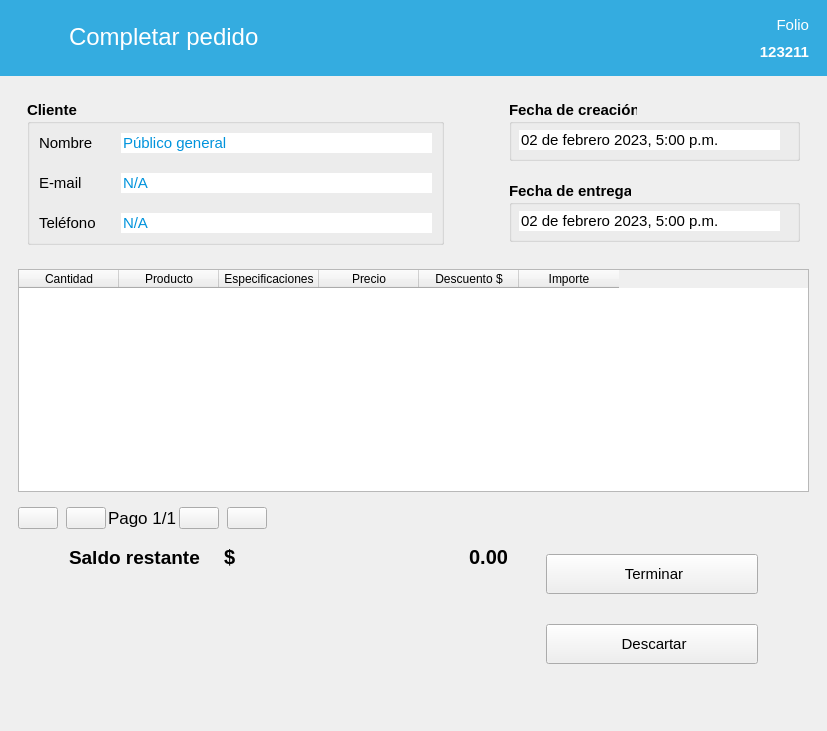
Old version of the form designer/Ui_TerminarVenta.ui in the repository ivanperez-7/printpos.
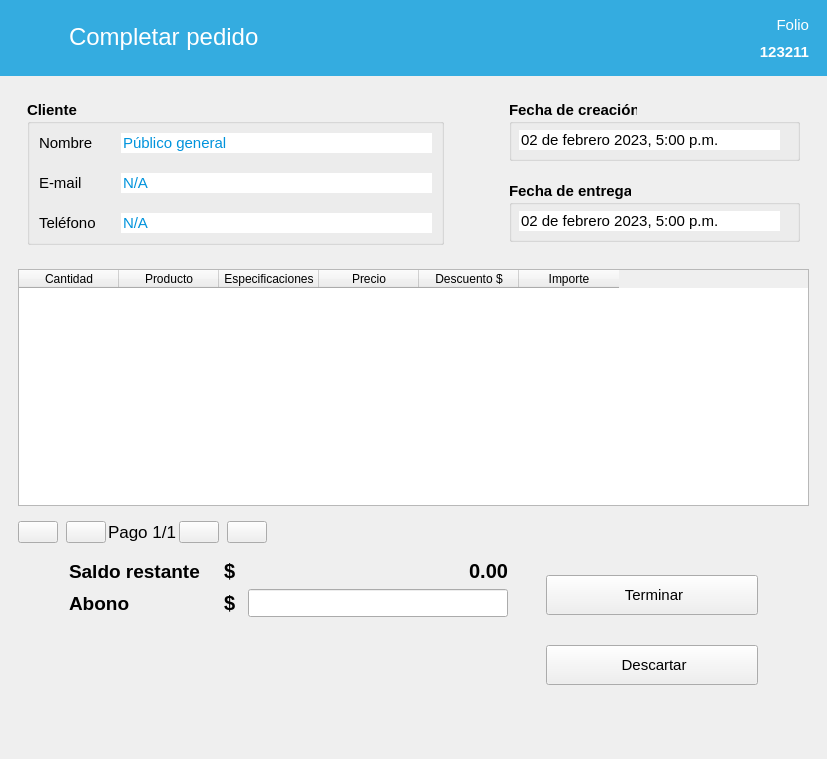
New version of the form. Icons and pictures are not drawn. Custom widgets are drawn as their Qt base class.

Commit message: multiples abonos + ticket por pago

```diff
--- a/designer/Ui_TerminarVenta.ui
+++ b/designer/Ui_TerminarVenta.ui
@@ -10,7 +10,7 @@
     <x>0</x>
     <y>0</y>
     <width>827</width>
-    <height>731</height>
+    <height>759</height>
    </rect>
   </property>
   <property name="windowTitle">
@@ -708,7 +708,7 @@
         </layout>
        </widget>
       </item>
-      <item row="1" column="0">
+      <item row="1" column="0" alignment="Qt::AlignTop">
        <widget class="QFrame" name="frame_10">
         <layout class="QGridLayout" name="gridLayout_3">
          <property name="leftMargin">
@@ -718,8 +718,28 @@
           <number>4</number>
          </property>
          <property name="verticalSpacing">
-          <number>0</number>
+          <number>4</number>
          </property>
+         <item row="0" column="1">
+          <widget class="QLabel" name="label_24">
+           <property name="minimumSize">
+            <size>
+             <width>0</width>
+             <height>28</height>
+            </size>
+           </property>
+           <property name="font">
+            <font>
+             <family>Segoe UI</family>
+             <pointsize>15</pointsize>
+             <bold>true</bold>
+            </font>
+           </property>
+           <property name="text">
+            <string>$</string>
+           </property>
+          </widget>
+         </item>
          <item row="0" column="0">
           <widget class="QLabel" name="label_20">
            <property name="minimumSize">
@@ -740,27 +760,7 @@
            </property>
           </widget>
          </item>
-         <item row="0" column="1">
-          <widget class="QLabel" name="label_24">
-           <property name="minimumSize">
-            <size>
-             <width>0</width>
-             <height>28</height>
-            </size>
-           </property>
-           <property name="font">
-            <font>
-             <family>Segoe UI</family>
-             <pointsize>15</pointsize>
-             <bold>true</bold>
-            </font>
-           </property>
-           <property name="text">
-            <string>$</string>
-           </property>
-          </widget>
-         </item>
-         <item row="0" column="2">
+         <item row="0" column="3">
           <widget class="QLabel" name="lbSaldo">
            <property name="minimumSize">
             <size>
@@ -783,11 +783,70 @@
            </property>
           </widget>
          </item>
+         <item row="1" column="3">
+          <widget class="NumberEdit" name="txtAbono">
+           <property name="sizePolicy">
+            <sizepolicy hsizetype="Expanding" vsizetype="Fixed">
+             <horstretch>0</horstretch>
+             <verstretch>0</verstretch>
+            </sizepolicy>
+           </property>
+           <property name="minimumSize">
+            <size>
+             <width>180</width>
+             <height>28</height>
+            </size>
+           </property>
+           <property name="styleSheet">
+            <string notr="true">color: rgb(0, 170, 0);</string>
+           </property>
+          </widget>
+         </item>
+         <item row="1" column="0">
+          <widget class="QLabel" name="label_21">
+           <property name="minimumSize">
+            <size>
+             <width>149</width>
+             <height>0</height>
+            </size>
+           </property>
+           <property name="font">
+            <font>
+             <family>Segoe UI</family>
+             <pointsize>14</pointsize>
+             <bold>true</bold>
+            </font>
+           </property>
+           <property name="text">
+            <string>Abono</string>
+           </property>
+          </widget>
+         </item>
+         <item row="1" column="1" colspan="2">
+          <widget class="QLabel" name="label_25">
+           <property name="minimumSize">
+            <size>
+             <width>0</width>
+             <height>28</height>
+            </size>
+           </property>
+           <property name="font">
+            <font>
+             <family>Segoe UI</family>
+             <pointsize>15</pointsize>
+             <bold>true</bold>
+            </font>
+           </property>
+           <property name="text">
+            <string>$</string>
+           </property>
+          </widget>
+         </item>
         </layout>
        </widget>
       </item>
       <item row="2" column="0">
-       <widget class="StackPagos" name="stackedWidget"/>
+       <widget class="StackPagos" name="stackPagos"/>
       </item>
       <item row="0" column="1" rowspan="3" alignment="Qt::AlignVCenter">
        <widget class="QFrame" name="frame_16">
@@ -887,6 +946,11 @@
    <header>utils.mywidgets.h</header>
    <container>1</container>
   </customwidget>
+  <customwidget>
+   <class>NumberEdit</class>
+   <extends>QLineEdit</extends>
+   <header>utils.mywidgets.h</header>
+  </customwidget>
  </customwidgets>
  <resources>
   <include location="../resources.qrc"/>
```
The commit also changes 9 other files.
